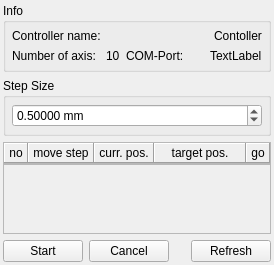
The window that NanotecStepMotor/dockWidgetNanotecStepMotor.ui (itom-project/plugins) describes before a commit, drawn with Qt 5.
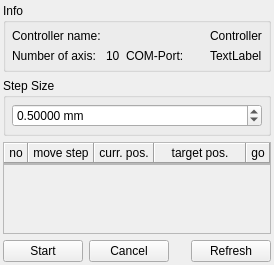
The same window after the commit.

```diff
--- a/NanotecStepMotor/dockWidgetNanotecStepMotor.ui
+++ b/NanotecStepMotor/dockWidgetNanotecStepMotor.ui
@@ -71,7 +71,7 @@
            </sizepolicy>
           </property>
           <property name="text">
-           <string>Contoller</string>
+           <string>Controller</string>
           </property>
          </widget>
         </item>
```
